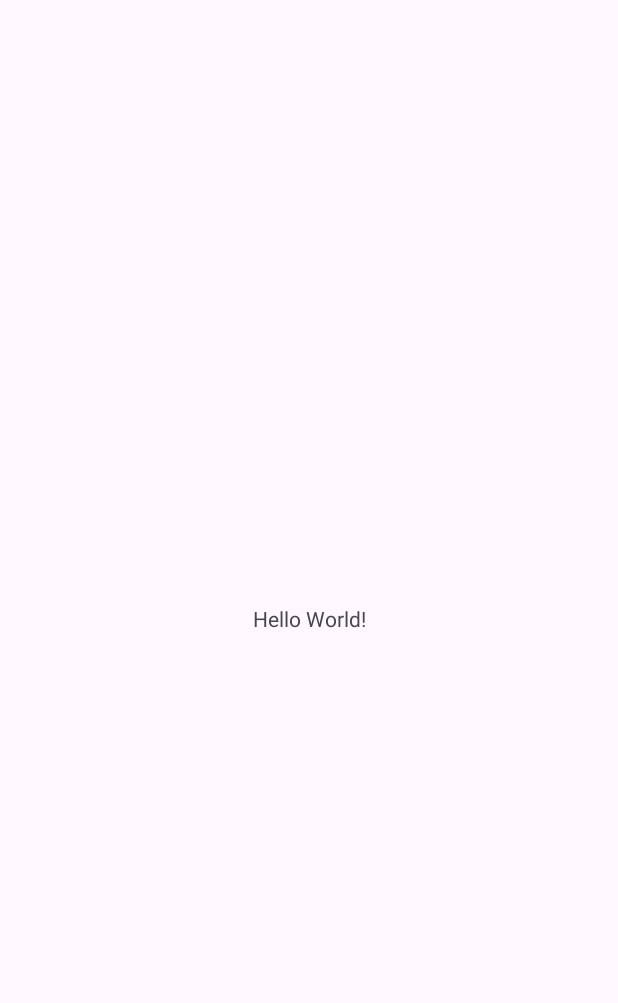
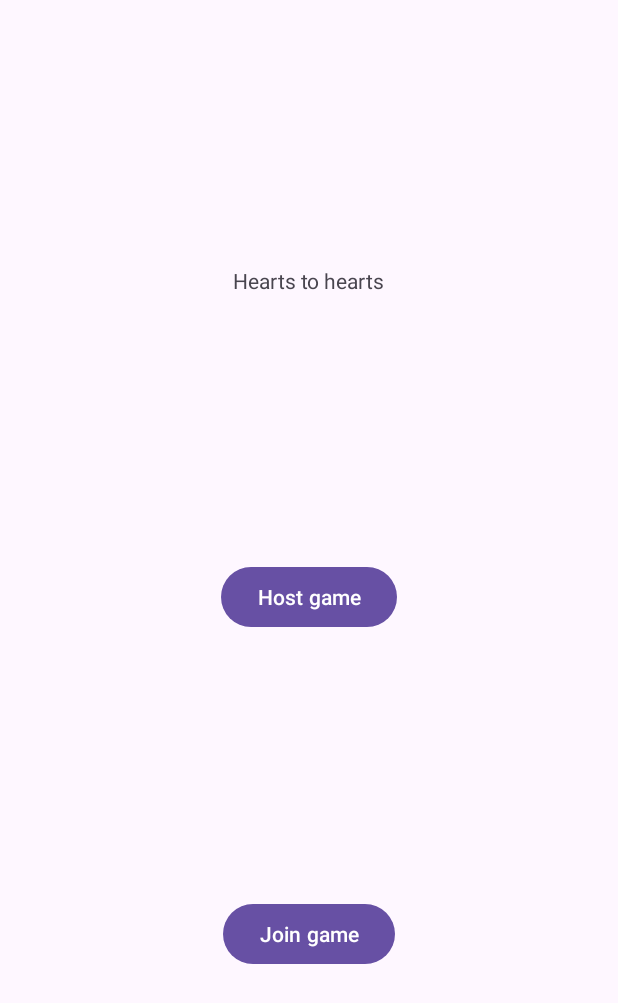
Before and after one commit to AlexKempen/card-game, an Android app: the screen it shows after launch (MainActivity), on a phone screen of 412 x 824 dp. Before the commit the part shown is almost empty. Shown: the top 1003 px of the screen. Run offline under Robolectric (Android 15) with nearby library versions, the phone set to English and light mode, and no system bars.

Commit message:
Added host view and host and join buttons to main

```diff
--- a/app/src/main/AndroidManifest.xml
+++ b/app/src/main/AndroidManifest.xml
@@ -17,10 +17,10 @@
             android:exported="true">
             <intent-filter>
                 <action android:name="android.intent.action.MAIN" />
-
                 <category android:name="android.intent.category.LAUNCHER" />
             </intent-filter>
         </activity>
+        <activity android:name=".HostGameActivity" />
     </application>
 
 </manifest>
--- a/app/src/main/java/edu/utdallas/heartstohearts/MainActivity.java
+++ b/app/src/main/java/edu/utdallas/heartstohearts/MainActivity.java
@@ -2,13 +2,32 @@
 
 import androidx.appcompat.app.AppCompatActivity;
 
+import android.content.Intent;
 import android.os.Bundle;
+import android.view.View;
+import android.widget.Button;
+import android.util.Log;
 
 public class MainActivity extends AppCompatActivity {
+
+    View.OnClickListener handleHostGameClick = v -> {
+        Log.d("Main", "Host game");
+        startActivity(new Intent(MainActivity.this, HostGameActivity.class));
+    };
+
+    View.OnClickListener handleJoinGameClick = v -> {
+        Log.d("Main", "Join game");
+    };
 
     @Override
     protected void onCreate(Bundle savedInstanceState) {
         super.onCreate(savedInstanceState);
         setContentView(R.layout.activity_main);
+
+        final Button hostGameButton = findViewById(R.id.host_game);
+        hostGameButton.setOnClickListener(handleHostGameClick);
+
+        final Button joinGameButton = findViewById(R.id.join_game);
+        joinGameButton.setOnClickListener(handleJoinGameClick);
     }
 }
--- a/app/src/main/res/layout/activity_main.xml
+++ b/app/src/main/res/layout/activity_main.xml
@@ -6,13 +6,40 @@
     android:layout_height="match_parent"
     tools:context=".MainActivity">
 
-    <TextView
+    <Button
+        android:id="@+id/host_game"
         android:layout_width="wrap_content"
         android:layout_height="wrap_content"
-        android:text="Hello World!"
+        android:text="Host game"
+        app:layout_constraintBottom_toTopOf="@+id/join_game"
+        app:layout_constraintEnd_toEndOf="parent"
+        app:layout_constraintHorizontal_bias="0.5"
+        app:layout_constraintStart_toStartOf="parent"
+        app:layout_constraintTop_toBottomOf="@+id/textView"
+        app:layout_constraintVertical_bias="0.5" />
+
+    <TextView
+        android:id="@+id/textView"
+        android:layout_width="wrap_content"
+        android:layout_height="wrap_content"
+        android:text="Hearts to hearts"
+        app:layout_constraintBottom_toTopOf="@+id/host_game"
+        app:layout_constraintEnd_toEndOf="parent"
+        app:layout_constraintHorizontal_bias="0.498"
+        app:layout_constraintStart_toStartOf="parent"
+        app:layout_constraintTop_toTopOf="parent"
+        app:layout_constraintVertical_bias="0.5" />
+
+    <Button
+        android:id="@+id/join_game"
+        android:layout_width="wrap_content"
+        android:layout_height="wrap_content"
+        android:text="Join game"
         app:layout_constraintBottom_toBottomOf="parent"
         app:layout_constraintEnd_toEndOf="parent"
+        app:layout_constraintHorizontal_bias="0.5"
         app:layout_constraintStart_toStartOf="parent"
-        app:layout_constraintTop_toTopOf="parent" />
+        app:layout_constraintTop_toBottomOf="@+id/host_game"
+        app:layout_constraintVertical_bias="0.5" />
 
 </androidx.constraintlayout.widget.ConstraintLayout>
```
Also changed, not shown: app/src/main/java/edu/utdallas/heartstohearts/HostGameActivity.java (added, +13 -0 lines), app/src/main/res/layout/host_game_activity.xml (added, +21 -0 lines).
